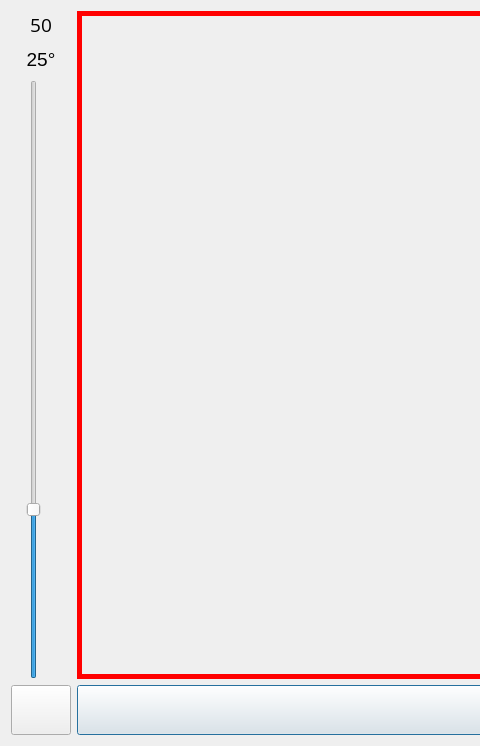
Old version of the form JuegoNapoleonN/pantallanivel2.ui in the repository CristianMurillo2/Proyecto_final; both pictures show x 0 to 480 and y 0 to 746 of the 1145 by 746 pixel window.
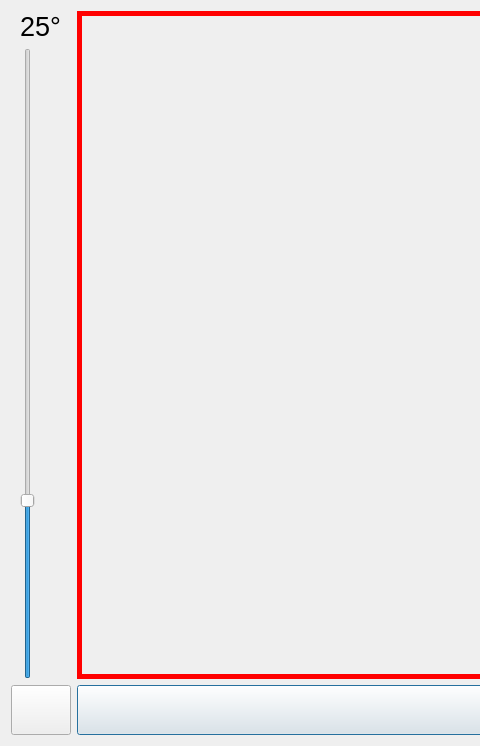
New version of the form. Icons and pictures are not drawn.

The edit to the form file:
```diff
--- a/JuegoNapoleonN/pantallanivel2.ui
+++ b/JuegoNapoleonN/pantallanivel2.ui
@@ -93,23 +93,20 @@
    </item>
    <item row="1" column="4">
     <layout class="QGridLayout" name="gridLayout_3">
+     <item row="2" column="0">
+      <widget class="QSlider" name="verticalSlider">
+       <property name="maximum">
+        <number>90</number>
+       </property>
+       <property name="value">
+        <number>25</number>
+       </property>
+       <property name="orientation">
+        <enum>Qt::Vertical</enum>
+       </property>
+      </widget>
+     </item>
      <item row="0" column="0">
-      <widget class="QLabel" name="lblTiempo">
-       <property name="font">
-        <font>
-         <family>Open Sans</family>
-         <pointsize>14</pointsize>
-        </font>
-       </property>
-       <property name="text">
-        <string>50</string>
-       </property>
-       <property name="alignment">
-        <set>Qt::AlignCenter</set>
-       </property>
-      </widget>
-     </item>
-     <item row="1" column="0">
       <widget class="QLabel" name="lblAngulo">
        <property name="minimumSize">
         <size>
@@ -119,7 +116,7 @@
        </property>
        <property name="font">
         <font>
-         <pointsize>14</pointsize>
+         <pointsize>20</pointsize>
         </font>
        </property>
        <property name="text">
@@ -130,19 +127,6 @@
        </property>
       </widget>
      </item>
-     <item row="3" column="0">
-      <widget class="QSlider" name="verticalSlider">
-       <property name="maximum">
-        <number>90</number>
-       </property>
-       <property name="value">
-        <number>25</number>
-       </property>
-       <property name="orientation">
-        <enum>Qt::Vertical</enum>
-       </property>
-      </widget>
-     </item>
     </layout>
    </item>
   </layout>
```
